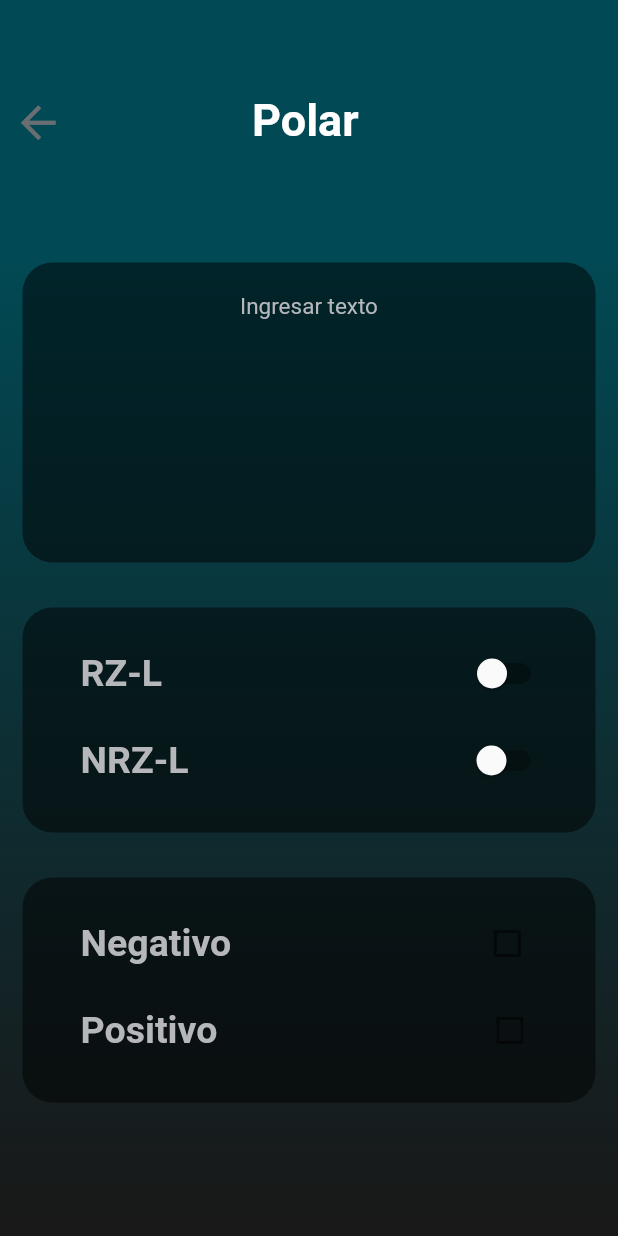
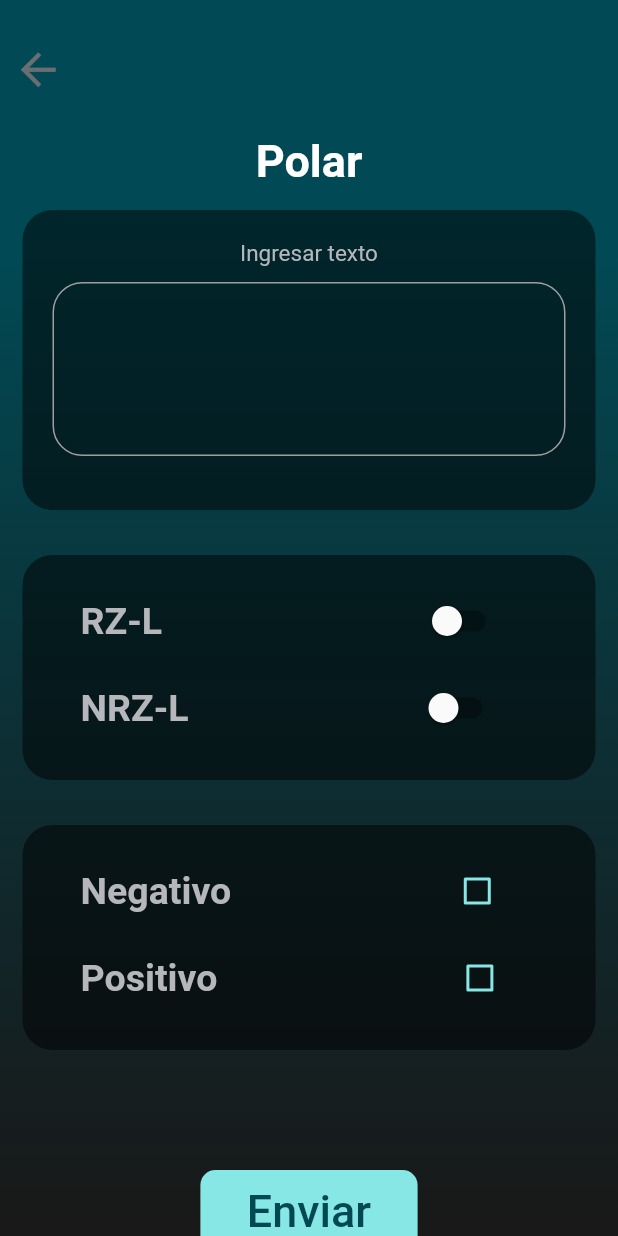
Before and after one commit to jazminasaleh/Dise-o_codificaiones, a Flutter app: the screen it shows after launch, after a tap on "Ir", on a phone screen of 412 x 824 dp. Run offline on Flutter 3.47's test engine with Material 2 defaults, Android fonts, the light colour scheme and no system bars.

Commit message:
titulo y box

```diff
--- a/lib/main.dart
+++ b/lib/main.dart
@@ -13,7 +13,9 @@ class AppState extends StatelessWidget {
       routes: {
         'home' : (_) => HomeScreen()
       },
-
+     theme: Theme.of(context).copyWith(
+      unselectedWidgetColor: Color(0xff87E7E4)
+     ),
     );
   }
 }
--- a/lib/pages/codificaciones.dart
+++ b/lib/pages/codificaciones.dart
@@ -3,19 +3,25 @@ import 'package:flutter/material.dart';
 
 import '../widgets/background.dart';
 
+//* Pra el checkbox al final mainaxisaligmen.end
 class CodificacionesScreen extends StatelessWidget {
+  final String titulo;
+
+  const CodificacionesScreen({super.key, required this.titulo});
   @override
   Widget build(BuildContext context) {
     return Scaffold(
       body: Stack(
-        children: [Background(), _Codificaciones()],
+        children: [Background(), _Codificaciones(titulo: this.titulo,)],
       ),
     );
   }
 }
 
 class _Codificaciones extends StatelessWidget {
-  const _Codificaciones({super.key});
+  final String titulo;
+
+  const _Codificaciones({super.key, required this.titulo});
 
   @override
   Widget build(BuildContext context) {
@@ -23,6 +29,7 @@ class _Codificaciones extends StatelessWidget {
       child: Column(
         children: [
           Row(
+             mainAxisAlignment: MainAxisAlignment.start,
             children: [
               IconButton(
                 alignment: Alignment.topLeft,
@@ -37,23 +44,32 @@ class _Codificaciones extends StatelessWidget {
                 },
               ),
               SizedBox(
-                height: 160,
+                height: 90,
               ),
-              SizedBox(
-                width: 120,
-              ),
-              Center(
-                  child: Text('Polar',
+
+            ],
+          ),
+          Row(
+            mainAxisAlignment: MainAxisAlignment.center,
+            children: [
+
+                  Text(this.titulo,
                       style: TextStyle(
                         fontWeight: FontWeight.bold,
                         fontSize: 30,
                         color: Colors.white,
-                      ))),
+                      )
+                    )
+
             ],
           ),
           _Cuadrotexto(),
           _CuadroRZ(),
-          _CuadroPN()
+          _CuadroPN(),
+          SizedBox(
+            height: 65,
+          ),
+          _botton()
         ],
       ),
     );
@@ -61,7 +77,7 @@ class _Codificaciones extends StatelessWidget {
 }
 
 class _Cuadrotexto extends StatelessWidget {
-  const _Cuadrotexto({super.key});
+  late String texto;
 
   @override
   Widget build(BuildContext context) {
@@ -72,11 +88,37 @@ class _Cuadrotexto extends StatelessWidget {
       decoration: BoxDecoration(
           color: Colors.black.withOpacity(0.5),
           borderRadius: BorderRadius.circular(20)),
-
       child: Column(
         children: [
           Center(
-            child: Text('Ingresar texto', style: TextStyle(fontSize: 15, color: Color(0xffB6B7BB)),),
+            child: Text(
+              'Ingresar texto',
+              style: TextStyle(fontSize: 15, color: Color(0xffB6B7BB)),
+            ),
+          ),
+          SizedBox(
+            height: 10,
+          ),
+          TextField(
+            style: TextStyle(color: Color(0xffB6B7BB)),
+            decoration: InputDecoration(
+                border:
+                    //*Cuando se esta
+                    OutlineInputBorder(
+                  borderSide: BorderSide(color: Colors.grey, width: 5.0),
+                  borderRadius: BorderRadius.circular(20),
+                ),
+                //*Cuando no se esta escribiendo en texto
+                enabledBorder: OutlineInputBorder(
+                  borderSide: BorderSide(color: Colors.grey),
+                  borderRadius: BorderRadius.circular(20),
+                ),
+                hintText: '',
+                hintStyle: TextStyle(color: Color(0xffB6B7BB))),
+            onChanged: (texto) {
+              print('$texto');
+            },
+            maxLines: 4,
           )
         ],
       ),
@@ -114,7 +156,7 @@ class _CuadroRZState extends State<_CuadroRZ> {
                     fontWeight: FontWeight.bold),
               ),
               SizedBox(
-                width: 200,
+                width: 170,
               ),
               Switch(
                   activeColor: Color(0xffB6B7BB),
@@ -141,7 +183,7 @@ class _CuadroRZState extends State<_CuadroRZ> {
                     fontWeight: FontWeight.bold),
               ),
               SizedBox(
-                width: 182,
+                width: 150,
               ),
               Switch(
                   activeColor: Color(0xffB6B7BB),
@@ -190,9 +232,10 @@ class _CuadroPNState extends State<_CuadroPN> {
                     fontWeight: FontWeight.bold),
               ),
               SizedBox(
-                width: 160,
+                width: 140,
               ),
               Checkbox(
+                  checkColor: Colors.grey,
                   activeColor: Color(0xff87E7E4),
                   value: this.negativo,
                   onChanged: (value) {
@@ -216,9 +259,10 @@ class _CuadroPNState extends State<_CuadroPN> {
                     fontWeight: FontWeight.bold),
               ),
               SizedBox(
-                width: 171,
+                width: 151,
               ),
               Checkbox(
+                  checkColor: Colors.grey,
                   activeColor: Color(0xff87E7E4),
                   value: this.positivo,
                   onChanged: (value) {
@@ -234,3 +278,35 @@ class _CuadroPNState extends State<_CuadroPN> {
     );
   }
 }
+
+class _botton extends StatelessWidget {
+  const _botton({super.key});
+
+  @override
+  Widget build(BuildContext context) {
+    return Container(
+      child: Column(
+        children: [
+          MaterialButton(
+            onPressed: () {
+              Navigator.push(context,
+                  MaterialPageRoute(builder: (context) => HomeScreen()));
+            },
+            height: 55,
+            shape:
+                RoundedRectangleBorder(borderRadius: BorderRadius.circular(10)),
+            disabledColor: Colors.grey,
+            elevation: 0,
+            color: Color(0xff87E7E4),
+            child: Container(
+              child: Text(
+                '  Enviar  ',
+                style: TextStyle(fontSize: 30, color: Color(0xff004853)),
+              ),
+            ),
+          )
+        ],
+      ),
+    );
+  }
+}
--- a/lib/widgets/card_table.dart
+++ b/lib/widgets/card_table.dart
@@ -11,22 +11,22 @@ class CradTable extends StatelessWidget {
         TableRow(children: [
           _SigleCard(
             titulo: 'Polar',
-            desc:
-                'En este caso la señal toma valores positivos para un 1 lógico y negativos para un 0 lógico pero unca toma el valor 0.',
+            desc:'En este caso la señal toma valores positivos para un 1 lógico y negativos para un 0 lógico pero unca toma el valor 0.',
+            tipo: 'Polar',
           )
         ]),
         TableRow(children: [
           _SigleCard(
             titulo: 'Unipolar',
-            desc:
-                'En este caso un 1 siempre toma una polaridad, positiva o negativa, mientras que un 0 vale siempre 0.',
+            desc:'En este caso un 1 siempre toma una polaridad, positiva o negativa, mientras que un 0 vale siempre 0.',
+            tipo: 'Unipolar',
           )
         ]),
         TableRow(children: [
           _SigleCard(
             titulo: 'Bipolar',
-            desc:
-                'En este caso un dígito toma valor con polaridad alternada mientras que el otro permance simepre 0.',
+            desc:'En este caso un dígito toma valor con polaridad alternada mientras que el otro permance simepre 0.',
+            tipo: 'Bipolar',
           )
         ]),
         TableRow(children: [
@@ -34,13 +34,14 @@ class CradTable extends StatelessWidget {
             titulo: 'Manchester',
             desc:
                 'En este código siempre hay una transición en la mitad del intervalo de duración de los bits. Cada transición positiva representa un 1 y cada transición negativa representa un 0.',
+                tipo: 'Manchester',
           )
         ]),
         TableRow(children: [
           _SigleCard(
             titulo: 'Manchester diferncial',
-            desc:
-                'En la descodificación se detecta el estado de cada intervalo y se lo compara con el estado del intervalo anterior. Si ocurrió un cambio de la señal se descodifica un 1 de lo contrario 0.',
+            desc:'En la descodificación se detecta el estado de cada intervalo y se lo compara con el estado del intervalo anterior. Si ocurrió un cambio de la señal se descodifica un 1 de lo contrario 0.',
+            tipo: 'Manchester diferncial',
           )
         ])
       ],
@@ -51,8 +52,9 @@ class CradTable extends StatelessWidget {
 class _SigleCard extends StatelessWidget {
   final String titulo;
   final String desc;
+  final String tipo;
 
-  const _SigleCard({super.key, required this.titulo, required this.desc});
+  const _SigleCard({super.key, required this.titulo, required this.desc, required this.tipo});
   @override
   Widget build(BuildContext context) {
     return Container(
@@ -95,7 +97,7 @@ class _SigleCard extends StatelessWidget {
                   Navigator.push(
                       context,
                       MaterialPageRoute(
-                          builder: (context) => CodificacionesScreen()));
+                          builder: (context) => CodificacionesScreen(titulo: this.titulo,)));
                 },
                 height: 40,
                 shape: RoundedRectangleBorder(
```
